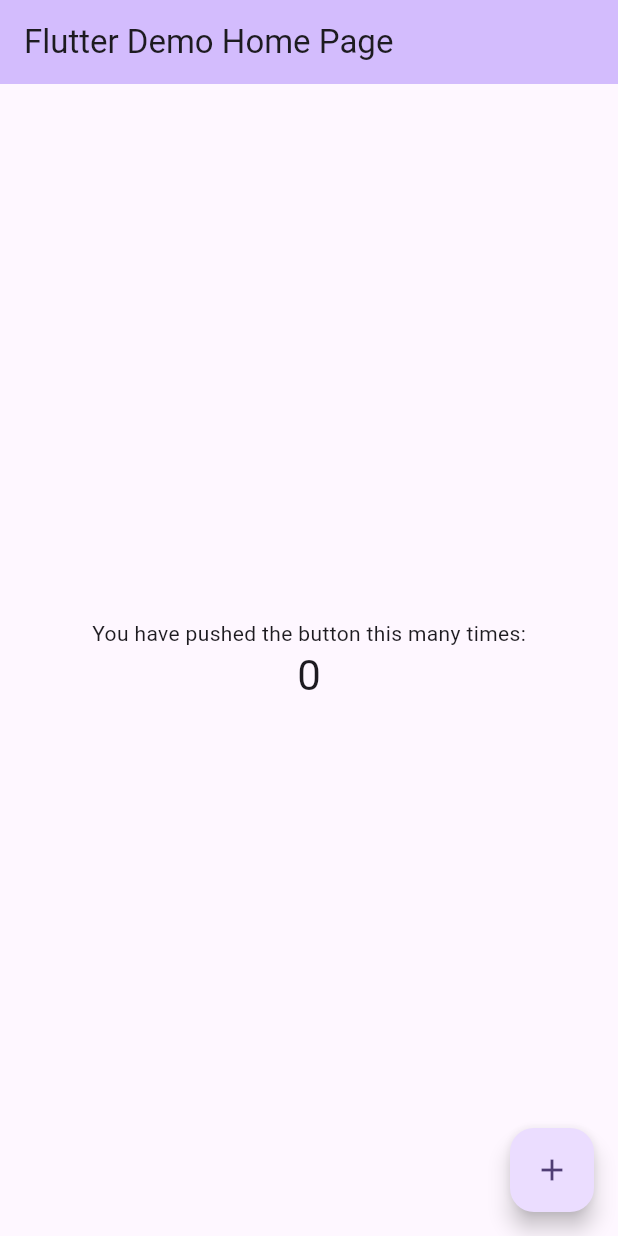
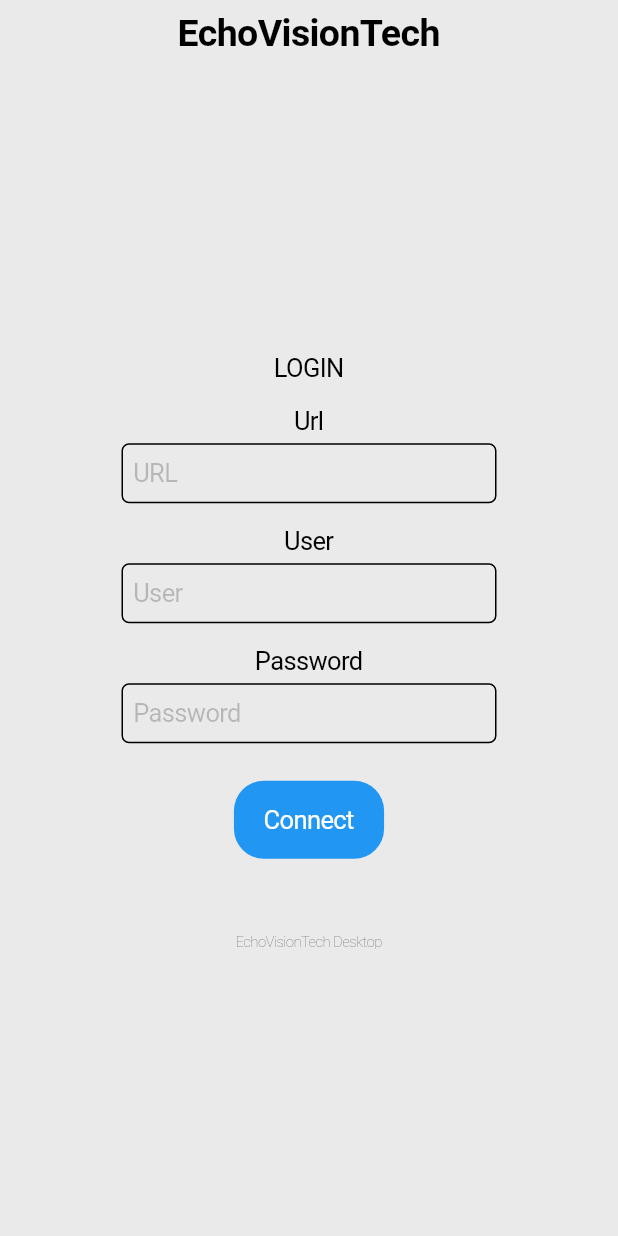
Before and after one commit to EchoVisionTech/DESKTOP, a Flutter app: the screen it shows after launch, on a phone screen of 412 x 824 dp. Run offline on Flutter 3.47's test engine with Material 3 defaults, Android fonts, the phone set to English and light mode, and no system bars; missing offline and left inert: window_manager.

Commit message:
Login, send to server

```diff
--- /dev/null
+++ b/evt_desktop/lib/app.dart
@@ -0,0 +1,26 @@
+import 'package:flutter/cupertino.dart';
+import 'package:evt_desktop/logIn.dart';
+
+class App extends StatefulWidget {
+  const App({Key? key}) : super(key: key);
+
+  @override
+  AppState createState() => AppState();
+}
+
+// Main application state
+class AppState extends State<App> {
+  // Definir el contingut del widget 'App'
+  @override
+  Widget build(BuildContext context) {
+    // Farem servir la base 'Cupertino'
+    return CupertinoApp(
+      debugShowCheckedModeBanner: false,
+      theme: const CupertinoThemeData(brightness: Brightness.light),
+      home: LogIn(),
+      routes: {
+        'login': (context) => LogIn(),
+      },
+    );
+  }
+}
--- /dev/null
+++ b/evt_desktop/lib/app_data.dart
@@ -0,0 +1,49 @@
+import 'dart:async';
+import 'dart:convert';
+import 'package:flutter/material.dart';
+import 'package:http/http.dart' as http;
+
+class AppData with ChangeNotifier {
+
+
+
+  void connectToServer(String url, String user, String password) {
+
+    Map<String, String> jsonData = {
+      'user': user,
+      'password': password,
+    };
+
+    String jsonString = jsonEncode(jsonData);
+
+    // _loadHttpPostByChunks(url, user, password);
+    _loadHttpPostByChunks(url, jsonString);
+  }
+
+  Future<void> _loadHttpPostByChunks(String url, String data) async {
+    var completer = Completer<void>();
+    try {
+      var response = await http.post(
+        Uri.parse(url),
+        headers: {
+          'Content-Type': 'application/json',
+        },
+        body: data
+      );
+
+      if (response.statusCode == 200) {
+        // La solicitud ha sido exitosa
+        print('RESPONSE: ' + response.body);
+        completer.complete();
+      } else {
+        // La solicitud ha fallado
+        completer.completeError(
+            "Error del servidor (appData/loadHttpPostByChunks): ${response.reasonPhrase}");
+      }
+    } catch (e) {
+      completer.completeError("Excepción (appData/loadHttpPostByChunks): $e");
+    }
+
+    return completer.future;
+  }
+}
--- /dev/null
+++ b/evt_desktop/lib/logIn.dart
@@ -0,0 +1,122 @@
+import 'package:flutter/cupertino.dart';
+import 'package:flutter/material.dart';
+import 'package:provider/provider.dart';
+import 'package:evt_desktop/app_data.dart';
+
+class LogIn extends StatefulWidget {
+  @override
+  _MyWidgetState createState() => _MyWidgetState();
+}
+
+class _MyWidgetState extends State<LogIn> {
+
+  @override
+  Widget build(BuildContext context) {
+    AppData appData = Provider.of<AppData>(context);
+
+    return CupertinoPageScaffold(
+      backgroundColor: const Color.fromARGB(255, 234, 234, 234),
+      navigationBar: const CupertinoNavigationBar(
+        backgroundColor: CupertinoColors.white,
+        middle: Text(
+          'EchoVisionTech',
+          style: TextStyle(fontSize: 25, color: CupertinoColors.black),
+        ),
+      ),
+      child: Column(
+        crossAxisAlignment: CrossAxisAlignment.center,
+        mainAxisAlignment: MainAxisAlignment.center,
+        children: [
+          _centerPage(context),
+          SizedBox(height: 50),
+          Container(
+            height: 10,
+            child: Text(
+              'EchoVisionTech Desktop',
+              style: TextStyle(
+                fontSize: 10,
+                fontWeight: FontWeight.w100,
+                color: CupertinoColors.black.withOpacity(0.7)
+              )
+            )
+          )
+        ]
+      )
+    );
+  }
+}
+
+Center _centerPage(BuildContext context) {
+  AppData appData = Provider.of<AppData>(context, listen: false);
+
+  final TextEditingController controllerURL = TextEditingController();
+  final TextEditingController controllerUser = TextEditingController();
+  final TextEditingController controllerPassword = TextEditingController();
+
+  return Center(
+      child: Column(
+        mainAxisAlignment: MainAxisAlignment.center,
+        crossAxisAlignment: CrossAxisAlignment.center,
+        children: [
+          Text('LOGIN'),
+          SizedBox(height: 15),
+          Text('Url'),
+          SizedBox(height: 5),
+          SizedBox(
+            height: 40,
+            width: 250,
+            child: CupertinoTextField(
+              controller: controllerURL,
+              decoration: BoxDecoration(
+                border: Border.all(),
+                borderRadius: BorderRadius.circular(5),
+              ),
+              placeholder: "URL",
+            ),
+          ),
+          SizedBox(height: 15),
+          Text("User"),
+          SizedBox(height: 5),
+          SizedBox(
+            height: 40,
+            width: 250,
+            child: CupertinoTextField(
+              controller: controllerUser,
+              decoration: BoxDecoration(
+                border: Border.all(),
+                borderRadius: BorderRadius.circular(5),
+              ),
+              placeholder: "User",
+            ),
+          ),
+          SizedBox(height: 15),
+          Text("Password"),
+          SizedBox(height: 5),
+          SizedBox(
+            height: 40,
+            width: 250,
+            child: CupertinoTextField(
+              controller: controllerPassword,
+              decoration: BoxDecoration(
+                border: Border.all(),
+                borderRadius: BorderRadius.circular(5),
+              ),
+              placeholder: "Password",
+            ),
+          ),
+          SizedBox(height: 25),
+          CupertinoButton(
+            child: Text(
+              'Connect',
+              style: TextStyle(color: Colors.white),
+            ),
+            color: Colors.blue,
+            borderRadius: BorderRadius.circular(20),
+            onPressed: () {
+              appData.connectToServer(controllerURL.text, controllerUser.text, controllerPassword.text);
+            }
+          ),
+        ],
+      ),
+    );
+}
--- a/evt_desktop/lib/main.dart
+++ b/evt_desktop/lib/main.dart
@@ -1,125 +1,31 @@
+import 'dart:io' show Platform;
 import 'package:flutter/material.dart';
+import 'package:provider/provider.dart';
+import 'package:window_manager/window_manager.dart';
+import 'package:evt_desktop/app_data.dart';
+import 'package:evt_desktop/app.dart';
 
-void main() {
-  runApp(const MyApp());
+void main() async {
+  try {
+    if (Platform.isLinux || Platform.isMacOS || Platform.isWindows) {
+      WidgetsFlutterBinding.ensureInitialized();
+      await WindowManager.instance.ensureInitialized();
+      windowManager.waitUntilReadyToShow().then(showWindow);
+    }
+  } catch (e) {
+    // ignore: avoid_print
+    print(e);
+  }
+
+  runApp(
+    ChangeNotifierProvider(
+      create: (context) => AppData(),
+      child: const App(),
+    ),
+  );
 }
 
-class MyApp extends StatelessWidget {
-  const MyApp({super.key});
-
-  // This widget is the root of your application.
-  @override
-  Widget build(BuildContext context) {
-    return MaterialApp(
-      title: 'Flutter Demo',
-      theme: ThemeData(
-        // This is the theme of your application.
-        //
-        // TRY THIS: Try running your application with "flutter run". You'll see
-        // the application has a purple toolbar. Then, without quitting the app,
-        // try changing the seedColor in the colorScheme below to Colors.green
-        // and then invoke "hot reload" (save your changes or press the "hot
-        // reload" button in a Flutter-supported IDE, or press "r" if you used
-        // the command line to start the app).
-        //
-        // Notice that the counter didn't reset back to zero; the application
-        // state is not lost during the reload. To reset the state, use hot
-        // restart instead.
-        //
-        // This works for code too, not just values: Most code changes can be
-        // tested with just a hot reload.
-        colorScheme: ColorScheme.fromSeed(seedColor: Colors.deepPurple),
-        useMaterial3: true,
-      ),
-      home: const MyHomePage(title: 'Flutter Demo Home Page'),
-    );
-  }
+void showWindow(_) async {
+  windowManager.setMinimumSize(const Size(300.0, 600.0));
+  await windowManager.setTitle('EchoVisionTech - DESKTOP');
 }
-
-class MyHomePage extends StatefulWidget {
-  const MyHomePage({super.key, required this.title});
-
-  // This widget is the home page of your application. It is stateful, meaning
-  // that it has a State object (defined below) that contains fields that affect
-  // how it looks.
-
-  // This class is the configuration for the state. It holds the values (in this
-  // case the title) provided by the parent (in this case the App widget) and
-  // used by the build method of the State. Fields in a Widget subclass are
-  // always marked "final".
-
-  final String title;
-
-  @override
-  State<MyHomePage> createState() => _MyHomePageState();
-}
-
-class _MyHomePageState extends State<MyHomePage> {
-  int _counter = 0;
-
-  void _incrementCounter() {
-    setState(() {
-      // This call to setState tells the Flutter framework that something has
-      // changed in this State, which causes it to rerun the build method below
-      // so that the display can reflect the updated values. If we changed
-      // _counter without calling setState(), then the build method would not be
-      // called again, and so nothing would appear to happen.
-      _counter++;
-    });
-  }
-
-  @override
-  Widget build(BuildContext context) {
-    // This method is rerun every time setState is called, for instance as done
-    // by the _incrementCounter method above.
-    //
-    // The Flutter framework has been optimized to make rerunning build methods
-    // fast, so that you can just rebuild anything that needs updating rather
-    // than having to individually change instances of widgets.
-    return Scaffold(
-      appBar: AppBar(
-        // TRY THIS: Try changing the color here to a specific color (to
-        // Colors.amber, perhaps?) and trigger a hot reload to see the AppBar
-        // change color while the other colors stay the same.
-        backgroundColor: Theme.of(context).colorScheme.inversePrimary,
-        // Here we take the value from the MyHomePage object that was created by
-        // the App.build method, and use it to set our appbar title.
-        title: Text(widget.title),
-      ),
-      body: Center(
-        // Center is a layout widget. It takes a single child and positions it
-        // in the middle of the parent.
-        child: Column(
-          // Column is also a layout widget. It takes a list of children and
-          // arranges them vertically. By default, it sizes itself to fit its
-          // children horizontally, and tries to be as tall as its parent.
-          //
-          // Column has various properties to control how it sizes itself and
-          // how it positions its children. Here we use mainAxisAlignment to
-          // center the children vertically; the main axis here is the vertical
-          // axis because Columns are vertical (the cross axis would be
-          // horizontal).
-          //
-          // TRY THIS: Invoke "debug painting" (choose the "Toggle Debug Paint"
-          // action in the IDE, or press "p" in the console), to see the
-          // wireframe for each widget.
-          mainAxisAlignment: MainAxisAlignment.center,
-          children: <Widget>[
-            const Text(
-              'You have pushed the button this many times:',
-            ),
-            Text(
-              '$_counter',
-              style: Theme.of(context).textTheme.headlineMedium,
-            ),
-          ],
-        ),
-      ),
-      floatingActionButton: FloatingActionButton(
-        onPressed: _incrementCounter,
-        tooltip: 'Increment',
-        child: const Icon(Icons.add),
-      ), // This trailing comma makes auto-formatting nicer for build methods.
-    );
-  }
-}
--- a/evt_desktop/pubspec.yaml
+++ b/evt_desktop/pubspec.yaml
@@ -35,6 +35,11 @@
   # The following adds the Cupertino Icons font to your application.
   # Use with the CupertinoIcons class for iOS style icons.
   cupertino_icons: ^1.0.6
+  window_manager: ^0.3.8
+  provider: ^6.1.1
+  flutter_cupertino_desktop_kit: ^0.0.10
+  http_parser: ^4.0.2
+  http: ^1.1.2
 
 dev_dependencies:
   flutter_test:
```
Also changed, not shown: evt_desktop/pubspec.lock, 5 other files.
